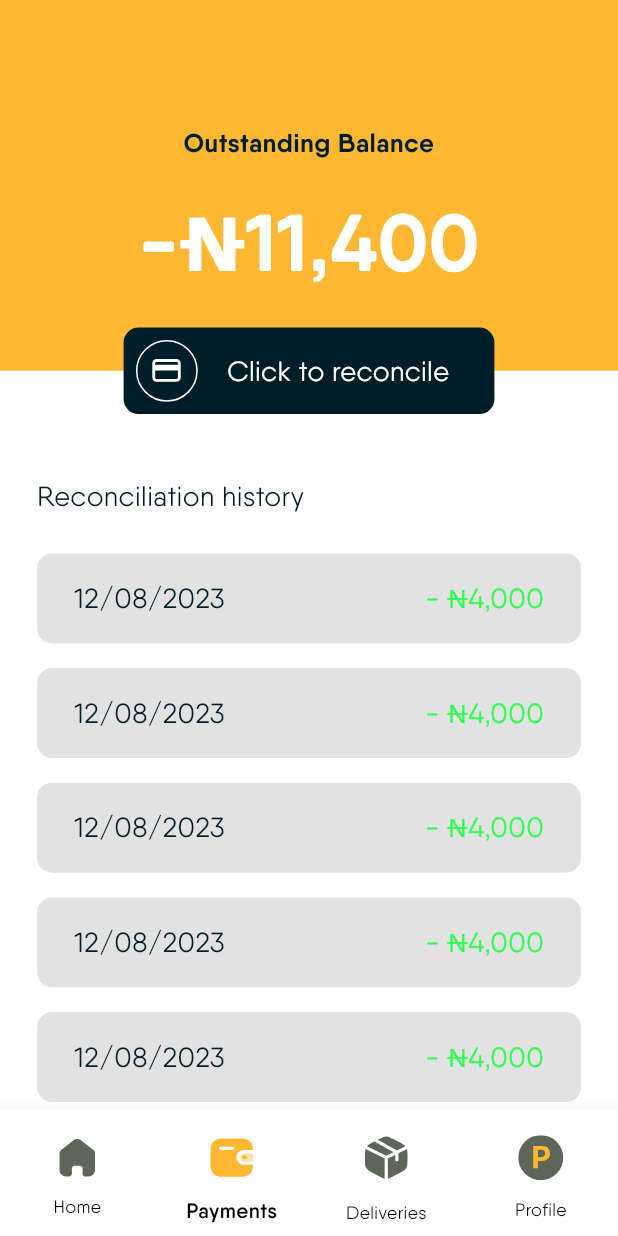
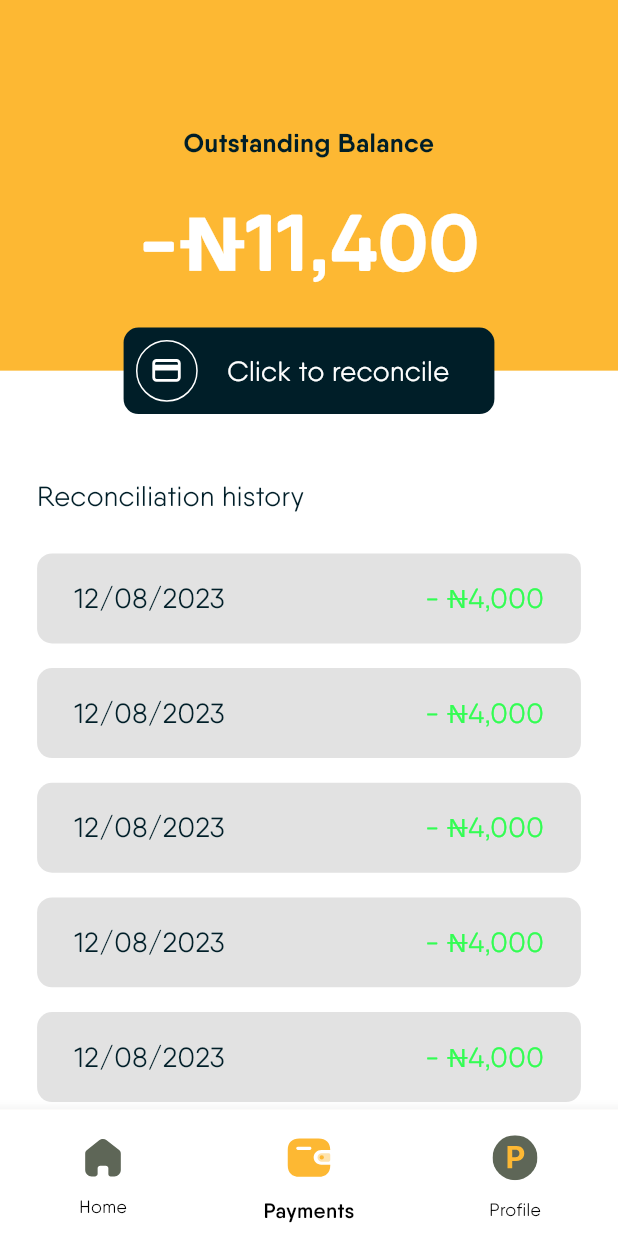
Before and after one commit to Dreezyagu/courier_app, a Flutter app: the NavPage screen opened directly, item 2 of the bottom bar chosen, on a phone screen of 412 x 824 dp. Run offline on Flutter 3.47's test engine with Material 3 defaults, Android fonts, the phone set to English and light mode, and no system bars; our stand-ins replace cached_network_image, dio, dropdown_search, firebase_core, firebase_messaging, flutter_riverpod and 6 more; accounts and stored records are empty.

```diff
--- a/lib/features/homepage/screens/nav_page.dart
+++ b/lib/features/homepage/screens/nav_page.dart
@@ -102,17 +102,17 @@ class _NavPageState extends State<NavPage> {
                                       : AppColors.default_icon,
                                   BlendMode.srcIn))),
                       label: "Payments"),
-                  BottomNavigationBarItem(
-                      icon: Padding(
-                          padding: EdgeInsets.symmetric(
-                              vertical: context.width(.02)),
-                          child: SvgPicture.asset(ImageUtil.deliveries,
-                              colorFilter: ColorFilter.mode(
-                                  selectedIndex == 2
-                                      ? AppColors.primary
-                                      : AppColors.default_icon,
-                                  BlendMode.srcIn))),
-                      label: "Deliveries"),
+                  // BottomNavigationBarItem(
+                  //     icon: Padding(
+                  //         padding: EdgeInsets.symmetric(
+                  //             vertical: context.width(.02)),
+                  //         child: SvgPicture.asset(ImageUtil.deliveries,
+                  //             colorFilter: ColorFilter.mode(
+                  //                 selectedIndex == 2
+                  //                     ? AppColors.primary
+                  //                     : AppColors.default_icon,
+                  //                 BlendMode.srcIn))),
+                  //     label: "Deliveries"),
                   BottomNavigationBarItem(
                       icon: Padding(
                           padding: EdgeInsets.symmetric(
@@ -136,8 +136,6 @@ class _NavPageState extends State<NavPage> {
     } else if (selectedIndex == 1) {
       return const PaymentsPage();
     } else if (selectedIndex == 2) {
-      return const Homepage();
-    } else if (selectedIndex == 3) {
       return const ProfilePage();
     } else {
       return const Homepage();
--- a/lib/utils/widgets/custom_appbar.dart
+++ b/lib/utils/widgets/custom_appbar.dart
@@ -34,6 +34,7 @@ class CustomAppBar extends StatelessWidget implements PreferredSizeWidget {
       backgroundColor: bgColor,
       title: title,
       centerTitle: centerTitle,
+      automaticallyImplyLeading: automaticallyImplyLeading,
     );
   }
 
```
Also changed, not shown: lib/features/homepage/widgets/delivery_summary_widget.dart (+5 -4 lines), lib/features/profile/screens/profile_page.dart (+6 -4 lines).
